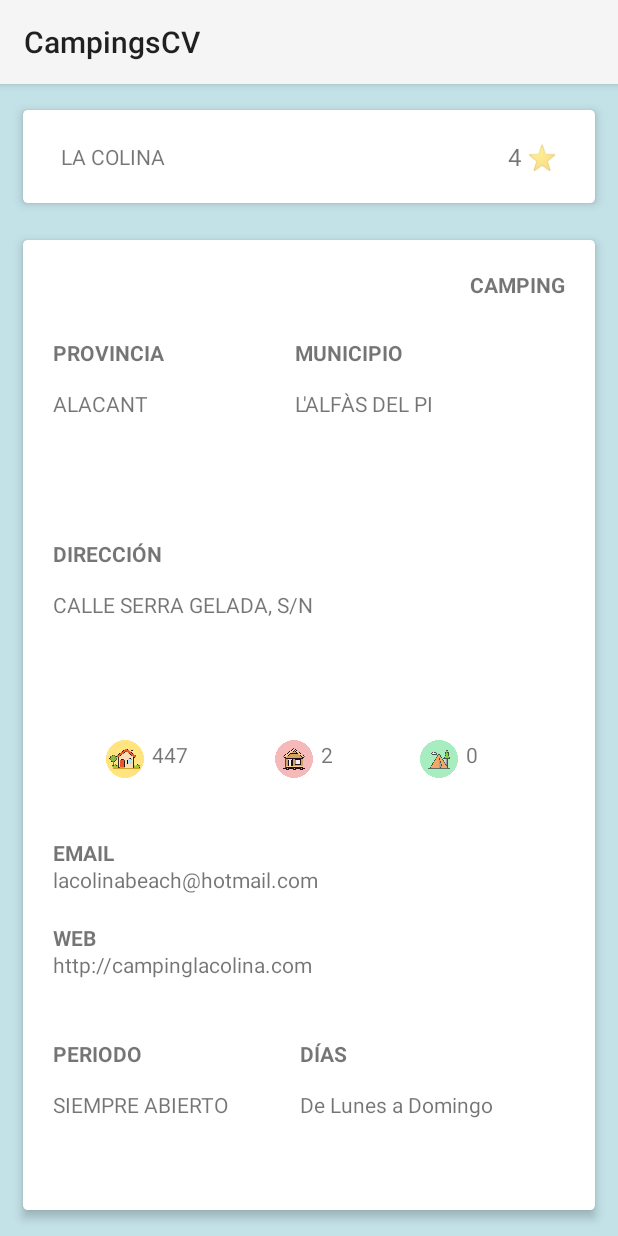
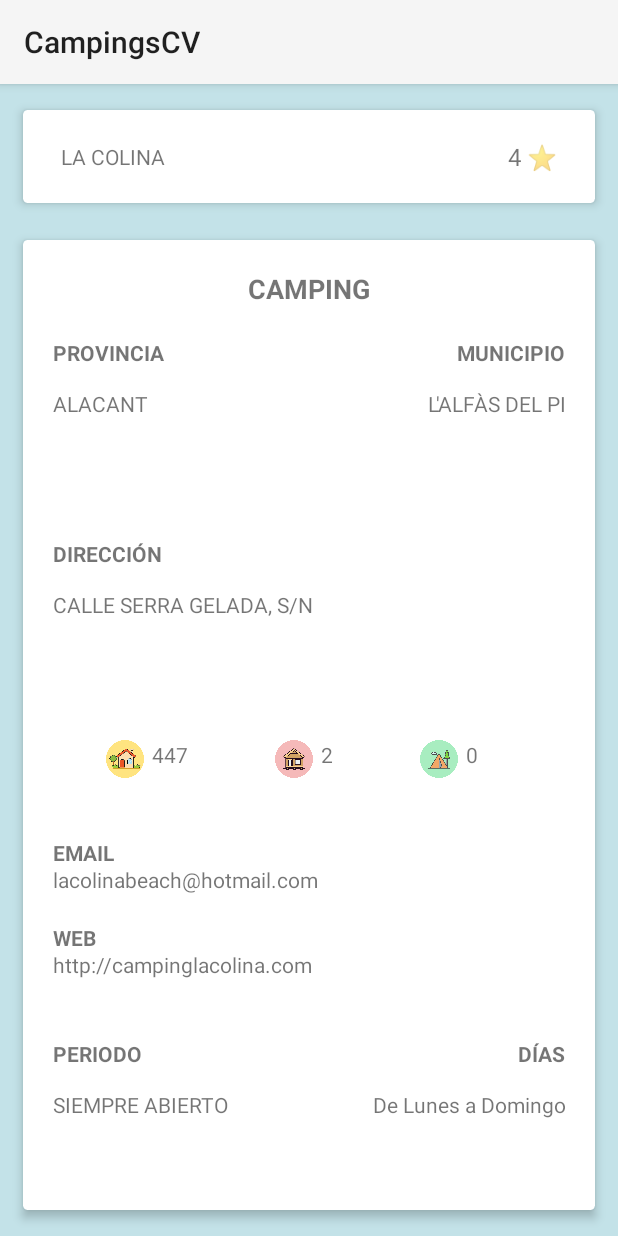
Before and after one commit to aljanue/campings-cv, an Android app: the screen it shows after launch (MainActivity), after a tap on an icon or button, on a phone screen of 412 x 824 dp. Run offline under Robolectric (Android 15) with nearby library versions, the phone set to English and light mode, and no system bars.

Commit message:
Retoques fragmento info y arreglos plazas sin datos

```diff
--- a/CampingsCV/app/src/main/java/xabier/alberto/uv/es/campingscv/CampingList.kt
+++ b/CampingsCV/app/src/main/java/xabier/alberto/uv/es/campingscv/CampingList.kt
@@ -104,9 +104,18 @@ class CampingList : Fragment() {
             val periodo = camping.getString("Periodo")
             val dias = camping.getString("Días Periodo")
             val modalidad = camping.getString("Modalidad")
-            val plazas_parcela = camping.getString("Plazas Parcela")
-            val plazas_bungalow = camping.getString("Plaza Bungalows")
-            val libre_acampada = camping.getString("Plazas Libre Acampada")
+            var plazas_parcela = camping.getString("Plazas Parcela")
+            if (plazas_parcela == "" || plazas_parcela == " ") {
+                plazas_parcela = "0"
+            }
+            var plazas_bungalow = camping.getString("Plaza Bungalows")
+            if (plazas_bungalow == "" || plazas_bungalow == " ") {
+                plazas_bungalow = "0"
+            }
+            var libre_acampada = camping.getString("Plazas Libre Acampada")
+            if (libre_acampada == "" || libre_acampada == " ") {
+                libre_acampada = "0"
+            }
             val campingObject = Camping(nombre, estrellas, direccion, provincia, municipio, web, email, periodo, dias, modalidad, plazas_parcela, plazas_bungalow, libre_acampada)
 
             listaCampings.add(campingObject)
--- a/CampingsCV/app/src/main/res/layout/camping_info.xml
+++ b/CampingsCV/app/src/main/res/layout/camping_info.xml
@@ -88,7 +88,10 @@
                 android:layout_marginTop="20dp"
                 android:layout_marginEnd="20dp"
                 android:gravity="end"
-                android:text="Modalidad" />
+                android:text="Modalidad"
+                android:textAlignment="center"
+                android:textSize="18sp"
+                android:textStyle="bold" />
 
             <LinearLayout
                 android:layout_width="match_parent"
@@ -109,7 +112,8 @@
                     android:layout_width="wrap_content"
                     android:layout_height="match_parent"
                     android:layout_weight="1"
-                    android:text="Municipio" />
+                    android:text="Municipio"
+                    android:textAlignment="textEnd" />
 
             </LinearLayout>
 
@@ -239,7 +243,8 @@
                     android:layout_width="wrap_content"
                     android:layout_height="match_parent"
                     android:layout_weight="1"
-                    android:text="Dias" />
+                    android:text="Dias"
+                    android:textAlignment="textEnd" />
 
             </LinearLayout>
 
```
